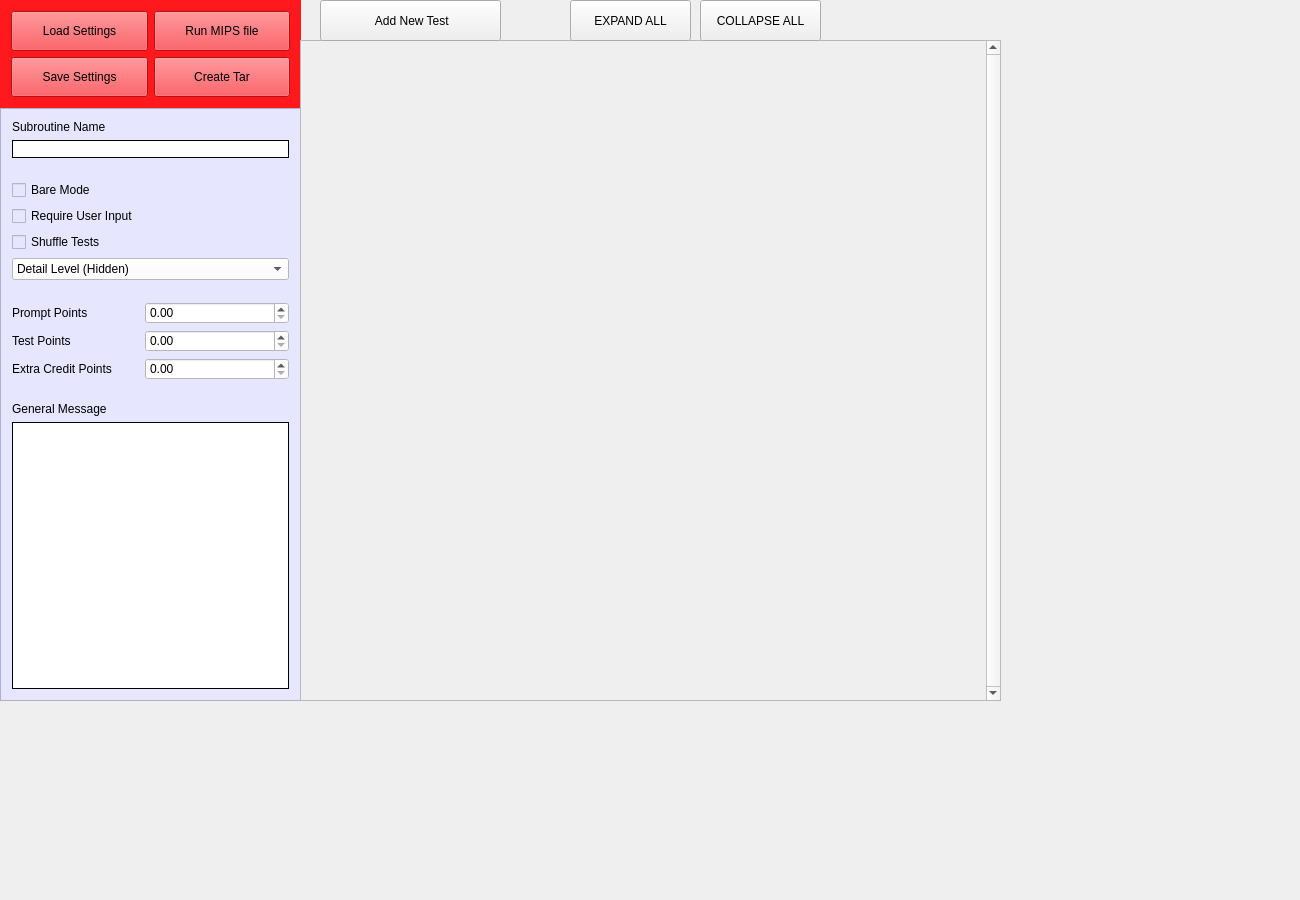
This is MIPS_creator/ui_files/mainwindow.ui in iankamin/MIPS-Autograder as Qt 5 draws it before an edit. The edited form follows.
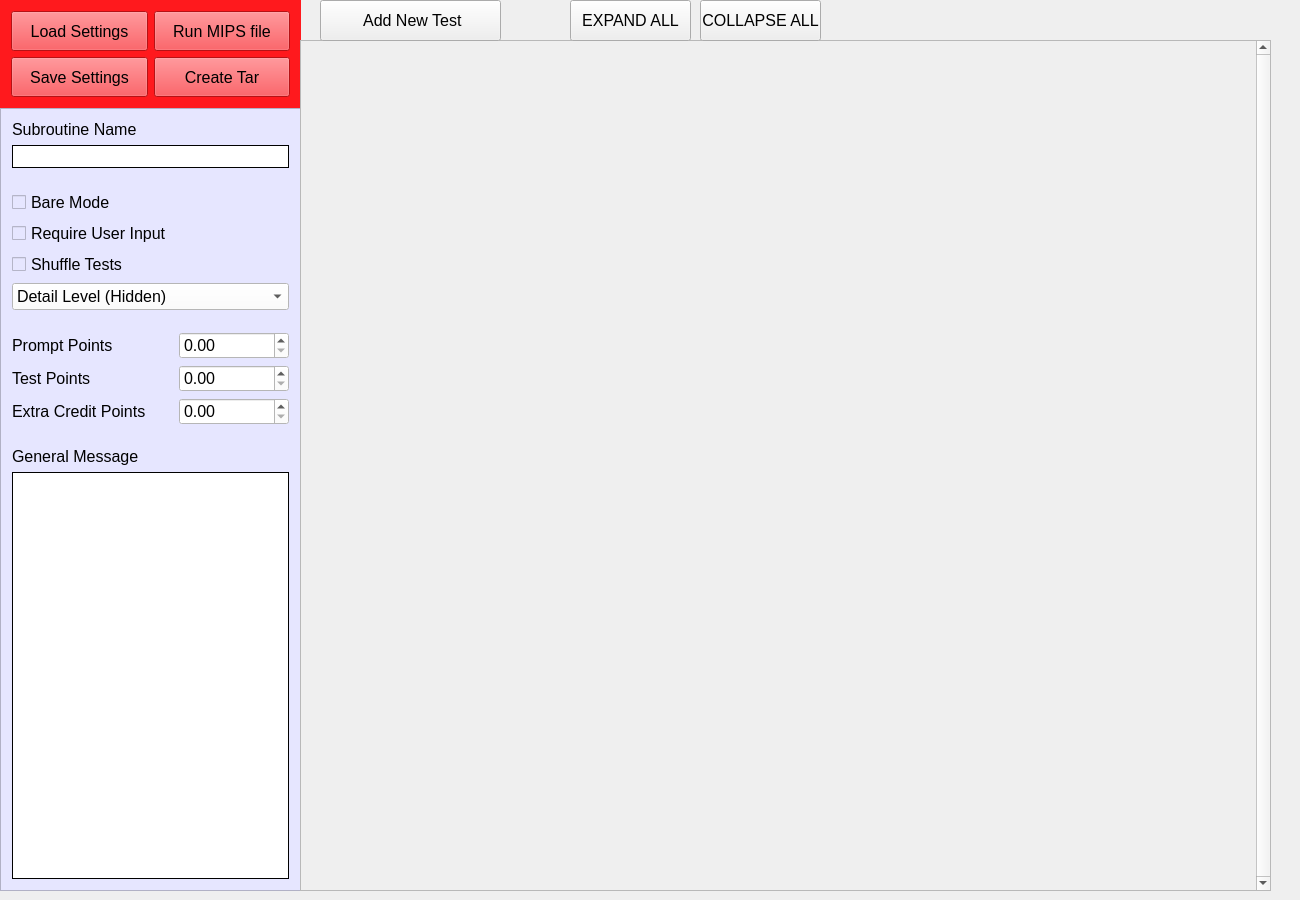
This is the edited form. Icons and pictures are not drawn.

What changed in the file:
```diff
--- a/MIPS_creator/ui_files/mainwindow.ui
+++ b/MIPS_creator/ui_files/mainwindow.ui
@@ -17,7 +17,7 @@
    <string>MainWindow</string>
   </property>
   <property name="styleSheet">
-   <string notr="true">font: 12pt &quot;Sans Serif&quot;;</string>
+   <string notr="true">font: 12pt </string>
   </property>
   <widget class="QWidget" name="centralWidget">
    <widget class="QFrame" name="frame">
@@ -26,7 +26,7 @@
       <x>0</x>
       <y>0</y>
       <width>301</width>
-      <height>701</height>
+      <height>891</height>
      </rect>
     </property>
     <property name="sizePolicy">
@@ -144,7 +144,7 @@
           <x>0</x>
           <y>0</y>
           <width>299</width>
-          <height>595</height>
+          <height>785</height>
          </rect>
         </property>
         <layout class="QFormLayout" name="formLayout">
@@ -412,8 +412,8 @@
      <rect>
       <x>300</x>
       <y>40</y>
-      <width>701</width>
-      <height>661</height>
+      <width>971</width>
+      <height>851</height>
      </rect>
     </property>
     <property name="sizePolicy">
@@ -439,8 +439,8 @@
       <rect>
        <x>0</x>
        <y>0</y>
-       <width>685</width>
-       <height>659</height>
+       <width>955</width>
+       <height>849</height>
       </rect>
      </property>
      <property name="sizePolicy">
```
